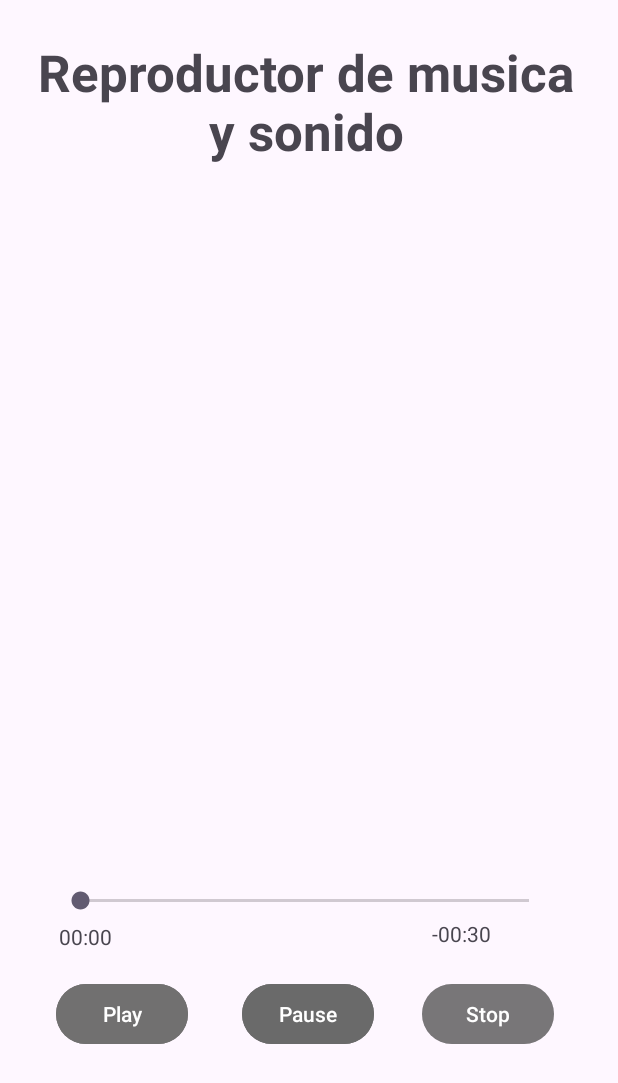
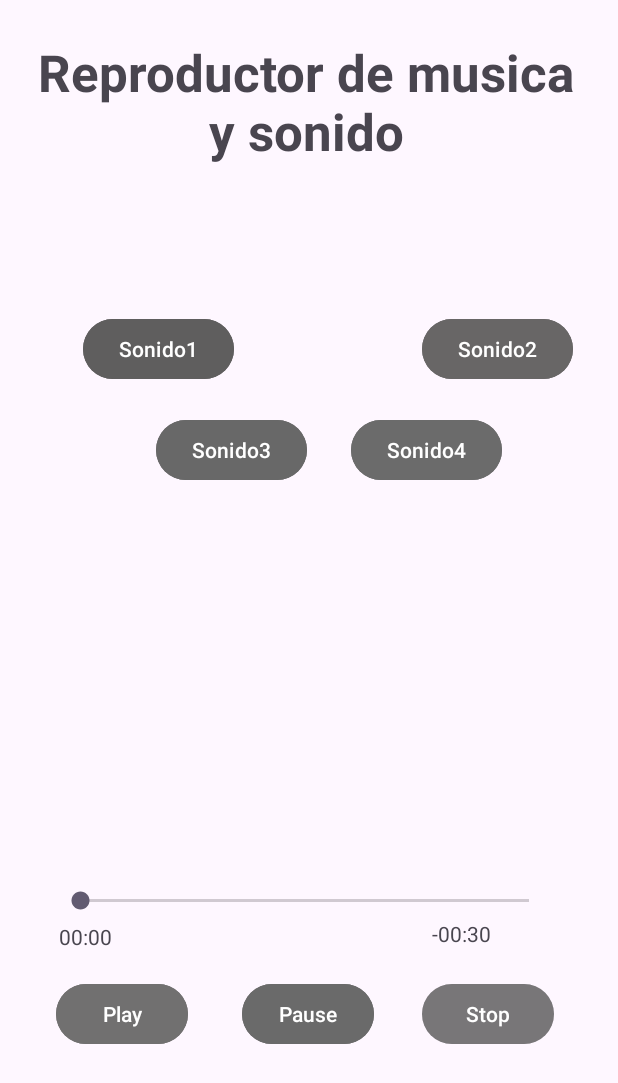
Before and after one commit to fsr0006-lgtm/AndroidTarea, an Android app: the screen it shows after launch (MainActivity), on a phone screen of 412 x 824 dp. Shown: the top 1083 px of the screen. Run offline under Robolectric (Android 15) with nearby library versions, the phone set to English and light mode, and no system bars.

Commit message:
ejercicio2_terminado

```diff
--- a/Practica_T7/app/src/main/java/com/example/practica_t7/MainActivity.java
+++ b/Practica_T7/app/src/main/java/com/example/practica_t7/MainActivity.java
@@ -1,6 +1,7 @@
 package com.example.practica_t7;
 
 import android.media.MediaPlayer;
+import android.media.SoundPool;
 import android.os.Bundle;
 import android.os.Handler;
 import android.widget.Button;
@@ -33,6 +34,7 @@ public class MainActivity extends AppCompatActivity {
             Button btnPlay = findViewById(R.id.btnPlay);
             Button btnPause = findViewById(R.id.btnPause);
             Button btnStop = findViewById(R.id.btnStop);
+
 
             btnPlay.setOnClickListener(v -> {
                 mediaPlayer.start();
@@ -95,5 +97,28 @@ public class MainActivity extends AppCompatActivity {
             public void onStopTrackingTouch(SeekBar seekBar) {}
         });
 
+        SoundPool soundPool = new SoundPool.Builder().setMaxStreams(10).build();
+        int sonido1 = soundPool.load(this,R.raw.sonido1,1);
+        int sonido2 = soundPool.load(this,R.raw.sonido2,1);
+        int sonido3 = soundPool.load(this,R.raw.sonido3,1);
+        int sonido4 = soundPool.load(this,R.raw.sonido4,1);
+
+        Button btnSonido1 = findViewById(R.id.btnSonido1);
+        btnSonido1.setOnClickListener(v -> {
+            soundPool.play(sonido1,1,1,1,0,1);
+        });
+        Button btnSonido2 = findViewById(R.id.btnSonido2);
+        btnSonido2.setOnClickListener(v -> {
+            soundPool.play(sonido2,1,1,1,0,1);
+        });
+        Button btnSonido3 = findViewById(R.id.btnSonido3);
+        btnSonido3.setOnClickListener(v -> {
+            soundPool.play(sonido3,1,1,1,0,1);
+        });
+        Button btnSonido4 = findViewById(R.id.btnSonido4);
+        btnSonido4.setOnClickListener(v -> {
+            soundPool.play(sonido4,1,1,1,0,1);
+        });
+
     }
 }
--- a/Practica_T7/app/src/main/res/layout/activity_main.xml
+++ b/Practica_T7/app/src/main/res/layout/activity_main.xml
@@ -81,4 +81,48 @@
         app:layout_constraintStart_toEndOf="@+id/tiempoLleva"
         app:layout_constraintTop_toBottomOf="@+id/seekBar" />
 
+    <Button
+        android:id="@+id/btnSonido1"
+        android:layout_width="wrap_content"
+        android:layout_height="wrap_content"
+        android:layout_marginStart="55dp"
+        android:layout_marginTop="77dp"
+        android:backgroundTint="#5F5E5E"
+        android:text="Sonido1"
+        app:layout_constraintStart_toStartOf="parent"
+        app:layout_constraintTop_toBottomOf="@+id/textView" />
+
+    <Button
+        android:id="@+id/btnSonido4"
+        android:layout_width="wrap_content"
+        android:layout_height="wrap_content"
+        android:layout_marginStart="29dp"
+        android:layout_marginTop="19dp"
+        android:backgroundTint="#6B6B6B"
+        android:text="Sonido4"
+        app:layout_constraintStart_toEndOf="@+id/btnSonido3"
+        app:layout_constraintTop_toBottomOf="@+id/btnSonido2" />
+
+    <Button
+        android:id="@+id/btnSonido3"
+        android:layout_width="wrap_content"
+        android:layout_height="wrap_content"
+        android:layout_marginStart="104dp"
+        android:layout_marginTop="19dp"
+        android:backgroundTint="#686868"
+        android:text="Sonido3"
+        app:layout_constraintStart_toStartOf="parent"
+        app:layout_constraintTop_toBottomOf="@+id/btnSonido1" />
+
+    <Button
+        android:id="@+id/btnSonido2"
+        android:layout_width="wrap_content"
+        android:layout_height="wrap_content"
+        android:layout_marginStart="125dp"
+        android:layout_marginTop="77dp"
+        android:backgroundTint="#686666"
+        android:text="Sonido2"
+        app:layout_constraintStart_toEndOf="@+id/btnSonido1"
+        app:layout_constraintTop_toBottomOf="@+id/textView" />
+
 </androidx.constraintlayout.widget.ConstraintLayout>
```
Also changed, not shown: 4 other files.
